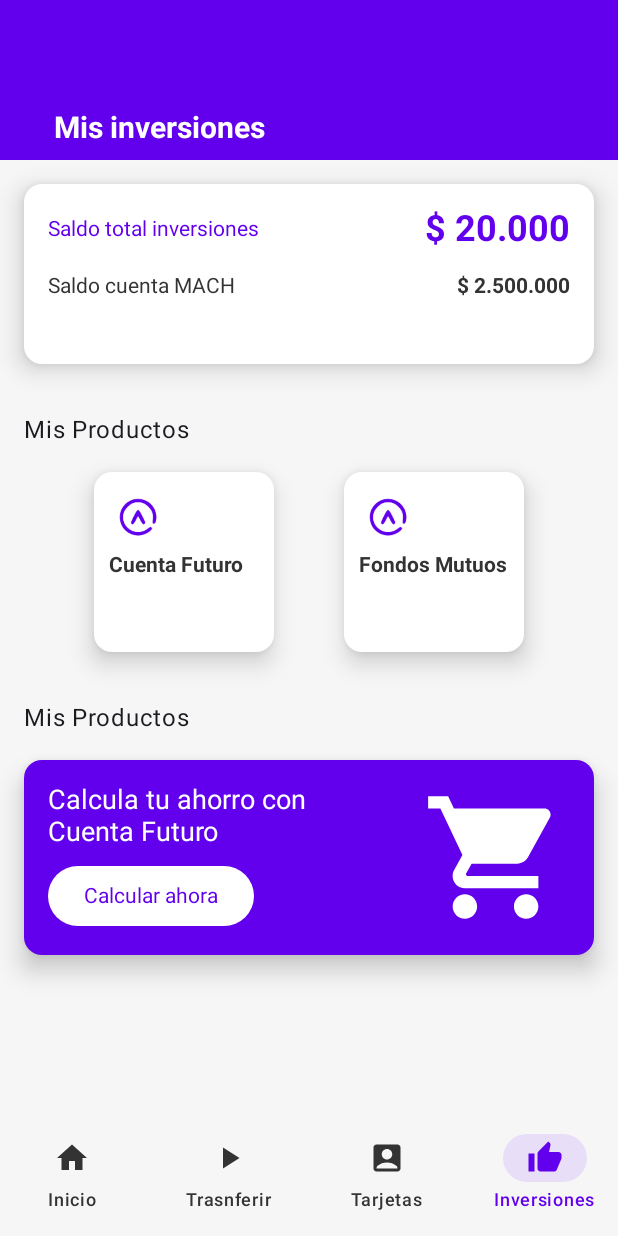
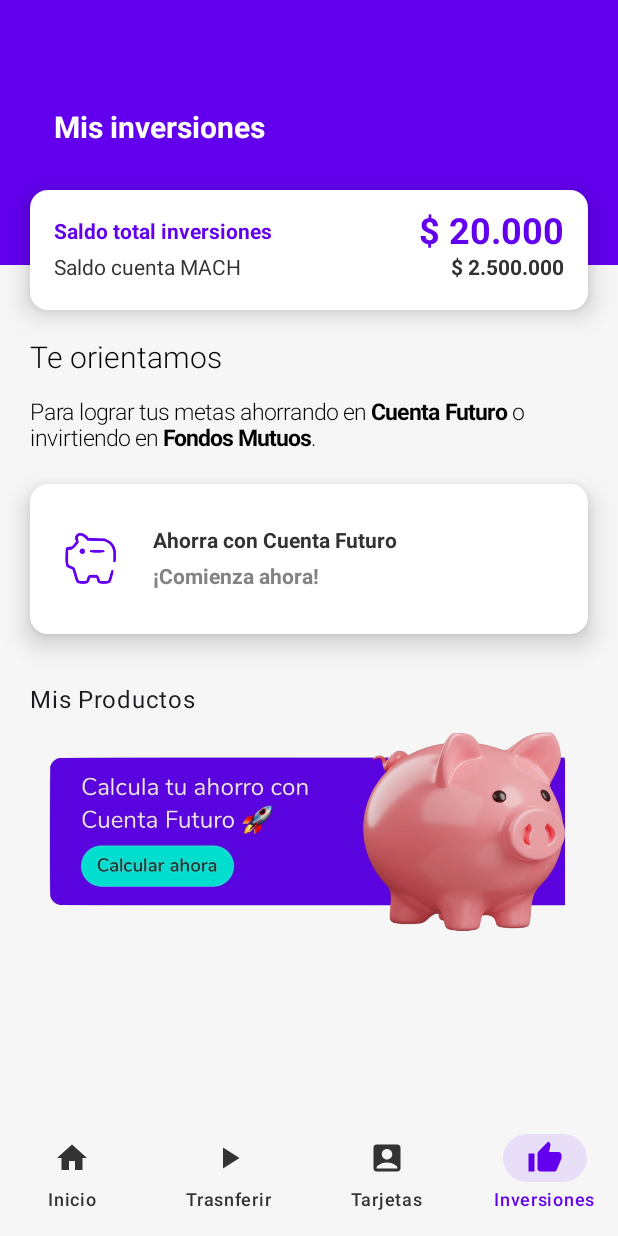
Before and after one commit to PabloZuVal/Mach, an Android app built with Jetpack Compose: the screen it shows after launch (MainActivity), item 4 of the bottom bar chosen, on a phone screen of 412 x 824 dp. Run offline under Robolectric (Android 15) with nearby library versions, the light colour scheme and no system bars; our stand-ins replace Dagger/Hilt's generated code, accompanist.

Commit message:
💄 Update screens

```diff
--- a/app/src/main/java/com/pablozv/mach/feature/inicio/ui/InicioScreen.kt
+++ b/app/src/main/java/com/pablozv/mach/feature/inicio/ui/InicioScreen.kt
@@ -26,18 +26,23 @@
 import com.pablozv.mach.ui.composable.CardAccount
 import com.pablozv.mach.ui.composable.ScrollAccounts
 import androidx.hilt.navigation.compose.hiltViewModel
+import com.pablozv.mach.SharedViewModel
 import com.pablozv.mach.core.navigation.BottonSheetController
 import com.pablozv.mach.ui.composable.HomeCardSection
 import com.pablozv.mach.ui.composable.ScrollImages
 import com.pablozv.mach.ui.composable.ShowMore
+import com.pablozv.mach.ui.composable.TopBar
 
 @Composable()
 fun InicioScreen(
     viewModel: InicioViewModel = hiltViewModel(),
-    bottonSheetController: BottonSheetController
+    bottonSheetController: BottonSheetController,
+    sharedViewModel: SharedViewModel = hiltViewModel()
 ){
     val userData by viewModel.userData.collectAsState()
     val isLoading = userData == null
+
+
 
     Box(
         modifier = Modifier
@@ -46,13 +51,13 @@
         Box(
             modifier = Modifier
                 .fillMaxWidth()
-                .height(95.dp)
+                .height(80.dp)
                 .background(MaterialTheme.colorScheme.primary)
         )
         LazyColumn(
             modifier = Modifier
                 .fillMaxSize()
-                .padding(16.dp)
+                .padding(start = 16.dp, end = 16.dp, bottom = 16.dp)
         ){
             item {
 
@@ -129,6 +134,9 @@
 @Composable
 fun PreviewInicioScreen(){
     MachTheme {
-        InicioScreen(bottonSheetController = BottonSheetController())
+//        InicioScreen(
+//            bottonSheetController = BottonSheetController(),
+//            sharedViewModel = SharedViewModel(),
+//        )
     }
 }
--- a/app/src/main/java/com/pablozv/mach/feature/inversiones/ui/InversionesScreen.kt
+++ b/app/src/main/java/com/pablozv/mach/feature/inversiones/ui/InversionesScreen.kt
@@ -1,6 +1,9 @@
 package com.pablozv.mach.feature.inversiones.ui
 
+import androidx.compose.foundation.Image
+import androidx.compose.foundation.background
 import androidx.compose.foundation.layout.Arrangement
+import androidx.compose.foundation.layout.Box
 import androidx.compose.foundation.layout.Column
 import androidx.compose.foundation.layout.Row
 import androidx.compose.foundation.layout.Spacer
@@ -16,27 +19,44 @@
 import androidx.compose.runtime.Composable
 import androidx.compose.ui.Alignment
 import androidx.compose.ui.Modifier
+import androidx.compose.ui.graphics.Color
+import androidx.compose.ui.res.painterResource
+import androidx.compose.ui.text.SpanStyle
 import androidx.compose.ui.text.TextStyle
+import androidx.compose.ui.text.buildAnnotatedString
 import androidx.compose.ui.text.font.FontWeight
+import androidx.compose.ui.text.withStyle
 import androidx.compose.ui.tooling.preview.Preview
 import androidx.compose.ui.unit.dp
 import androidx.compose.ui.unit.sp
+import com.pablozv.mach.R
 import com.pablozv.mach.ui.theme.MachTheme
 import com.pablozv.mach.ui.composable.MeetMachCard
+import com.pablozv.mach.ui.composable.RectangleCard
 import com.pablozv.mach.ui.composable.SquareCard
 
 @Composable
 fun InversionesScreen(){
+
+    Box(
+        modifier = Modifier
+            .fillMaxWidth()
+            .height(70.dp)
+            .background(MaterialTheme.colorScheme.primary)
+    ){
+
+    }
+
     Column(
         Modifier
             .fillMaxSize()
-            .padding(16.dp)
+            .padding(20.dp)
     ){
         //CARD
         Card(
             modifier = Modifier
                 .fillMaxWidth()
-                .height(120.dp),
+                .height(80.dp),
             elevation = CardDefaults.elevatedCardElevation(
                 defaultElevation = 10.dp
             ),
@@ -45,7 +65,11 @@
             )
         ){
             Row(
-                modifier = Modifier.padding(16.dp)
+                modifier = Modifier.padding(
+                    top = 14.dp,
+                    start = 16.dp,
+                    end = 16.dp,
+                    bottom = 2.dp)
                     .fillMaxWidth(),
                 horizontalArrangement = Arrangement.SpaceBetween,
                 verticalAlignment = Alignment.CenterVertically
@@ -54,7 +78,8 @@
                 Text("Saldo total inversiones",
                     style = TextStyle(
                         color = MaterialTheme.colorScheme.primary,
-                        fontSize = 14.sp
+                        fontSize = 14.sp,
+                        fontWeight = FontWeight.Bold
 
                     )
                 )
@@ -68,7 +93,11 @@
                 )
             }
             Row(
-                modifier = Modifier.padding(horizontal = 16.dp)
+                modifier = Modifier.padding(
+                    top = 0.dp,
+                    start = 16.dp,
+                    end = 16.dp,
+                    bottom = 10.dp)
                     .fillMaxWidth(),
                 horizontalArrangement = Arrangement.SpaceBetween,
                 verticalAlignment = Alignment.CenterVertically
@@ -92,27 +121,67 @@
             }
         }
 
+        Spacer(modifier = Modifier.size(20.dp))
+
+        Text(
+            text = "Te orientamos",
+            style = TextStyle(
+                fontSize = 20.sp,
+                fontWeight = FontWeight.W300,
+                color = Color.Black
+            )
+        )
+        Spacer(modifier = Modifier.size(16.dp))
+//        Text(
+//            text = "Para lograr tus metas ahorrando en **Cuenta Futuro** o invirtiendo en **Fondos Mutuos.**",
+//            style = TextStyle(
+//                fontSize = 15.sp,
+//                fontWeight = FontWeight.W300,
+//                color = Color.Black
+//            )
+//        )
+        Text(
+            text = buildAnnotatedString {
+                append("Para lograr tus metas ahorrando en ")
+                withStyle(style = SpanStyle(fontWeight = FontWeight.Bold)) {
+                    append("Cuenta Futuro")
+                }
+                append(" o invirtiendo en ")
+                withStyle(style = SpanStyle(fontWeight = FontWeight.Bold)) {
+                    append("Fondos Mutuos")
+                }
+                append(".")
+            },
+            style = TextStyle(
+                fontSize = 15.sp,
+                fontWeight = FontWeight.W300,
+                color = Color.Black
+            )
+        )
+        Spacer(modifier = Modifier.size(22.dp))
+
+        RectangleCard(
+            "Ahorra con Cuenta Futuro",
+            "¡Comienza ahora!",
+            "icon2_2",
+        )
+
+        //add scroll of cards
+
+
         Spacer(modifier = Modifier.size(32.dp))
         Text("Mis Productos")
-        Spacer(modifier = Modifier.size(16.dp))
-        Row(
-            Modifier.fillMaxWidth(),
-            horizontalArrangement = Arrangement.SpaceEvenly
+        Box(
+            modifier = Modifier.fillMaxWidth()
         ) {
-            SquareCard(
-                "Cuenta Futuro"
-            )
-            SquareCard(
-                "Fondos Mutuos"
+            Image(
+                painter = painterResource(id = R.drawable.icon_invest_screen),
+                contentDescription = null,
+                modifier = Modifier.fillMaxWidth()
             )
         }
-        Spacer(modifier = Modifier.size(32.dp))
-        Text("Mis Productos")
-        Spacer(modifier = Modifier.size(16.dp))
-        MeetMachCard(
-            title = "Calcula tu ahorro con \nCuenta Futuro",
-            buttonText = "Calcular ahora"
-        )
+//        Spacer(modifier = Modifier.size(16.dp))
+
     }
 }
 
--- a/app/src/main/java/com/pablozv/mach/feature/transferencia/ui/TransferenciaScreen.kt
+++ b/app/src/main/java/com/pablozv/mach/feature/transferencia/ui/TransferenciaScreen.kt
@@ -35,24 +35,6 @@
             .fillMaxSize(),
         horizontalAlignment = Alignment.CenterHorizontally
     ) {
-        Box(
-            modifier = Modifier
-                .fillMaxWidth()
-                .height(95.dp)
-                .background(MaterialTheme.colorScheme.primary)
-        ) {
-            Text(
-                "Transferencias",
-                modifier = Modifier
-                    .padding(30.dp)
-                    .align(Alignment.CenterStart),
-                color = Color.White,
-                style = TextStyle(
-                    fontSize = 20.sp,
-                    fontWeight = FontWeight.Bold
-                )
-            )
-        }
         Column(
             modifier = Modifier.padding(16.dp),
         ) {
--- a/app/src/main/java/com/pablozv/mach/ui/composable/CardAccount.kt
+++ b/app/src/main/java/com/pablozv/mach/ui/composable/CardAccount.kt
@@ -66,10 +66,10 @@
                 Spacer(modifier = Modifier.size(8.dp))
 
                 Text(
-                    text = numeroTarjetaVirtual.chunked(4).joinToString(" "),
+                    text = "● ● ● ● " + numeroTarjetaVirtual.takeLast(4).chunked(1).joinToString(" "),
                     color = MaterialTheme.colorScheme.onPrimary,
                     style = TextStyle(
-                        fontSize = 12.sp,
+                        fontSize = 15.sp,
                         fontWeight = FontWeight.Normal
                     )
                 )
@@ -95,6 +95,8 @@
 @Composable
 fun PreviewCardAccount(){
     MachTheme {
-        EvolveAccountCard()
+        CardAccount(
+            numeroTarjetaVirtual = "1234 5678 9012 3456"
+        )
     }
 }
```
